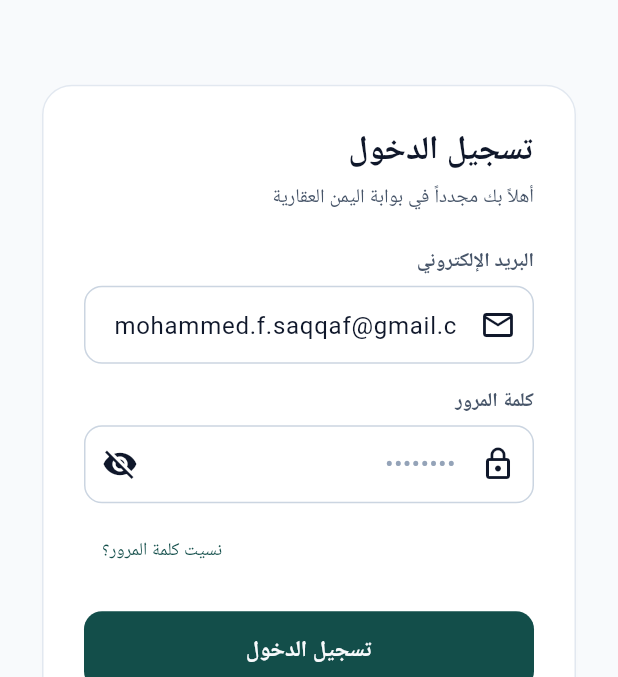
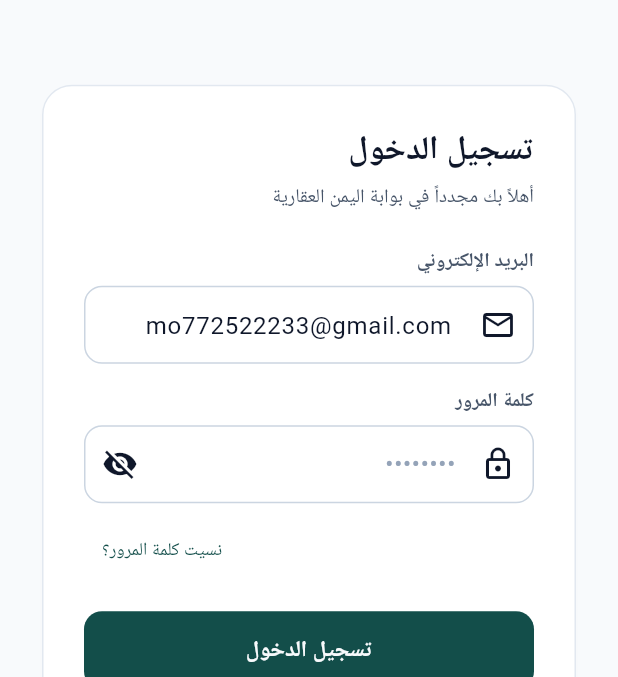
Before and after one commit to AlomoryNet/yemen-real, a Flutter app: the LoginScreen screen opened by its route, after a tap on "المدير العام (إيميل فقط)", on a phone screen of 412 x 824 dp, the part 84-761 px from its top. Run offline on Flutter 3.47's test engine with Material 3 defaults, Android fonts, the phone set to English and light mode, and no system bars; our stand-ins replace cached_network_image, csv, flutter_riverpod, go_router, google_fonts, image_picker and 3 more; accounts and stored records are empty; Roboto replaces fonts that are missing (Cairo).

Commit message:
feat(v1.2.0): update sole super admin to mo772522233@gmail.com, bump version to 1.2.0+4, verified phone deployment

```diff
--- a/lib/features/admin/presentation/admin_dashboard_screen.dart
+++ b/lib/features/admin/presentation/admin_dashboard_screen.dart
@@ -1169,6 +1169,7 @@ class _AdminDashboardScreenState extends ConsumerState<AdminDashboardScreen>
     final authUser = ref.watch(authProvider).user;
     final bool isSuperAdmin =
         authUser?.role == AppConstants.roleSuperAdmin ||
+        authUser?.email == 'mo772522233@gmail.com' ||
         authUser?.email == 'mohammed.f.saqqaf@gmail.com' ||
         authUser?.id == 'admin-mohammed-saqqaf';
 
--- a/lib/features/auth/presentation/login_screen.dart
+++ b/lib/features/auth/presentation/login_screen.dart
@@ -89,7 +89,7 @@ class _LoginScreenState extends ConsumerState<LoginScreen> {
   }
 
   void _fillDemoAdmin() {
-    _emailController.text = 'mohammed.f.saqqaf@gmail.com';
+    _emailController.text = 'mo772522233@gmail.com';
     _passwordController.clear();
     ScaffoldMessenger.of(context).showSnackBar(
       SnackBar(
--- a/lib/repositories/auth_repository.dart
+++ b/lib/repositories/auth_repository.dart
@@ -76,13 +76,14 @@ class AuthRepository {
     final cleanEmail = email.trim().toLowerCase();
 
     if (EnvConfig.isDemoMode || _client == null) {
-      if (cleanEmail == 'mohammed.f.saqqaf@gmail.com' ||
+      if (cleanEmail == 'mo772522233@gmail.com' ||
+          cleanEmail == 'mohammed.f.saqqaf@gmail.com' ||
           cleanEmail.contains('admin') ||
           cleanEmail.contains('saqqaf')) {
         SupabaseService.demoCurrentUser = UserProfile(
           id: 'admin-mohammed-saqqaf',
-          fullName: 'م. محمد السقاف',
-          email: 'mohammed.f.saqqaf@gmail.com',
+          fullName: 'م/محمد السقاف',
+          email: 'mo772522233@gmail.com',
           phone: '+967772522233',
           role: AppConstants.roleSuperAdmin,
           isVerified: true,
--- a/lib/services/supabase_service.dart
+++ b/lib/services/supabase_service.dart
@@ -61,8 +61,8 @@ class SupabaseService {
     demoUsers = [
       UserProfile(
         id: 'admin-mohammed-saqqaf',
-        fullName: 'م. محمد السقاف',
-        email: 'mohammed.f.saqqaf@gmail.com',
+        fullName: 'م/محمد السقاف',
+        email: 'mo772522233@gmail.com',
         phone: '+967772522233',
         role: AppConstants.roleSuperAdmin,
         isVerified: true,
--- a/pubspec.yaml
+++ b/pubspec.yaml
@@ -16,7 +16,7 @@ publish_to: 'none' # Remove this line if you wish to publish to pub.dev
 # https://developer.apple.com/library/archive/documentation/General/Reference/InfoPlistKeyReference/Articles/CoreFoundationKeys.html
 # In Windows, build-name is used as the major, minor, and patch parts
 # of the product and file versions while build-number is used as the build suffix.
-version: 1.2.0+3
+version: 1.2.0+4
 
 environment:
   sdk: ^3.8.1
```
Also changed, not shown: 6 other files.
